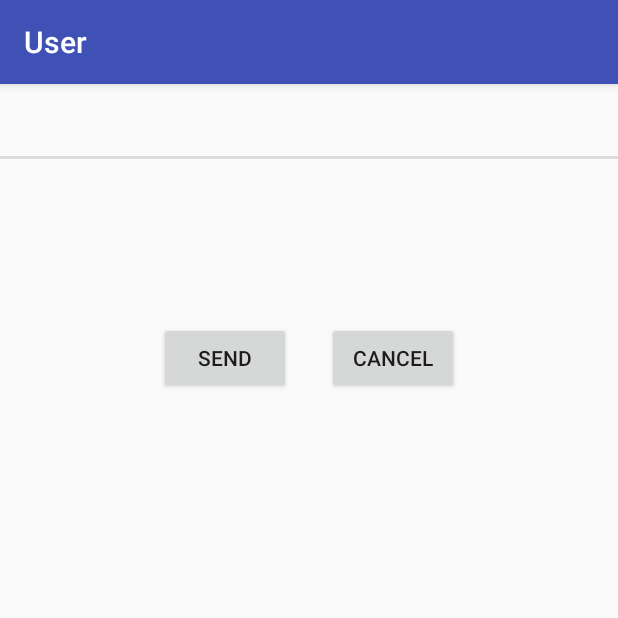
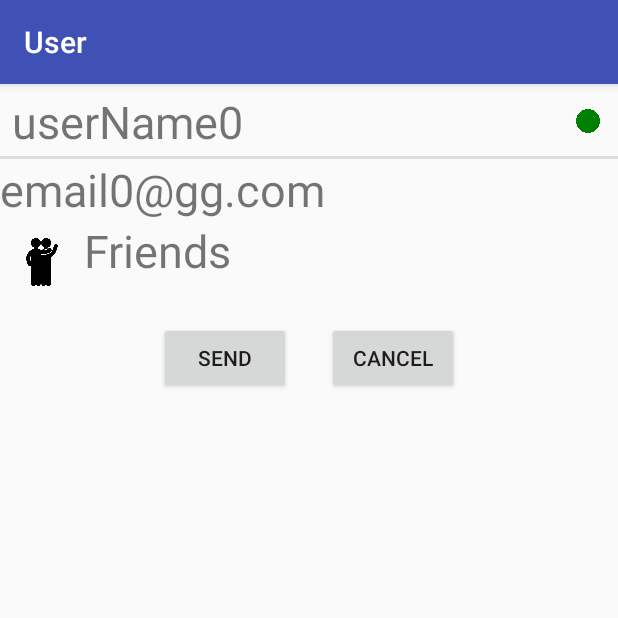
Before and after one commit to qbikkx/KeepSolidOne, an Android app: the UserActivity screen opened directly, with no data from a screen before it, on a phone screen of 412 x 824 dp, the top half of it. Run offline under Robolectric (Android 15) with nearby library versions, the phone set to English and light mode, and no system bars; 1 statement that could not run was skipped.

Commit message:
Допилил ViewPager для второй активити

```diff
--- a/app/src/main/java/dev/qbikkx/keepsolidone/activities/UserActivity.java
+++ b/app/src/main/java/dev/qbikkx/keepsolidone/activities/UserActivity.java
@@ -1,20 +1,20 @@
 package dev.qbikkx.keepsolidone.activities;
 
+import android.content.Context;
 import android.content.Intent;
-import android.net.Uri;
 import android.os.Bundle;
 import android.os.ParcelUuid;
+import android.support.v4.view.PagerAdapter;
+import android.support.v4.view.ViewPager;
 import android.support.v7.app.AppCompatActivity;
-import android.view.View;
-import android.widget.Button;
-import android.widget.ImageView;
-import android.widget.TextView;
+
+import java.util.List;
+import java.util.UUID;
 
 import dev.qbikkx.keepsolidone.R;
-import dev.qbikkx.keepsolidone.fragments.UsersListFragment;
+import dev.qbikkx.keepsolidone.adapters.UserPagerAdapter;
 import dev.qbikkx.keepsolidone.models.User;
 import dev.qbikkx.keepsolidone.models.UsersDataBase;
-import dev.qbikkx.keepsolidone.utils.EmailUtils;
 
 /**
  * Activity which call the external Email Sender Activity
@@ -22,98 +22,45 @@ import dev.qbikkx.keepsolidone.utils.EmailUtils;
  * @author <a href="mailto:qbikkx@gmail.com">qbikkx</a>
  */
 public class UserActivity extends AppCompatActivity {
+    public static final String EXTRA_USER_ID = "dev.qbikkx.keepsolidone.activities.UserActivity.userId";
 
-    private User mUser;
+    private ViewPager mPager;
+    private PagerAdapter mAdapter;
+    private List<User> mUsersList;
 
-    private TextView mUserNameTextView;
-    private TextView mEmailTextView;
-    private ImageView mIsOnlineImageView;
-    private ImageView mCategoryImageView;
-    private TextView mCategoryTextView;
+    /**
+     * Четко определяем интент который может стартовать эту активити
+     * @param ctx - запускающая компонента
+     * @param userId - id отображаемого пользователя
+     */
+    public static Intent newIntent(Context ctx, UUID userId) {
+        Intent intent = new Intent(ctx, UserActivity.class);
+        intent.putExtra(EXTRA_USER_ID, new ParcelUuid(userId));
+        return intent;
+    }
 
     @Override
-    protected void onCreate(Bundle savedInstanceState) {
+    public void onCreate(Bundle savedInstanceState) {
         super.onCreate(savedInstanceState);
-        overridePendingTransition(R.anim.enter_from_right, R.anim.exit_to_left);
         setContentView(R.layout.activity_user);
-        initUserFromIntent();
-        if (isUserValid()) {
-            initUI();
-            updateUI();
-        }
-    }
 
-    private void initUserFromIntent() {
+        mPager = (ViewPager) findViewById(R.id.vp_user_pager);
+        mUsersList = UsersDataBase.getInstance().getUsersList();
+        mAdapter = new UserPagerAdapter(getSupportFragmentManager(), mUsersList);
+        mPager.setAdapter(mAdapter);
+
         Intent intent = getIntent();
         if (intent != null) {
-            ParcelUuid parcelUuid = intent.getParcelableExtra(UsersListFragment.EXTRA_SELECTED_ID);
-            if (parcelUuid != null) {
-                mUser = UsersDataBase.getInstance().getUser(parcelUuid.getUuid());
+            UUID userId = ((ParcelUuid) getIntent().getParcelableExtra(EXTRA_USER_ID)).getUuid();
+            for (int i = 0; i < mUsersList.size(); i++) {
+                if (mUsersList.get(i).getId().equals(userId)) {
+                    mPager.setCurrentItem(i);
+                    break;
+                }
             }
         }
     }
 
-    private boolean isUserValid() {
-        return mUser != null;
-    }
-
-    private void initUI() {
-        mUserNameTextView = (TextView) findViewById(R.id.tv_sender_user_name);
-        mEmailTextView = (TextView) findViewById(R.id.tv_sender_email);
-        mIsOnlineImageView = (ImageView) findViewById(R.id.iv_sender_is_online);
-        mCategoryImageView = (ImageView) findViewById(R.id.iv_sender_category);
-        mCategoryTextView = (TextView) findViewById(R.id.tv_sender_category);
-
-        Button confirmBtn = (Button) findViewById(R.id.btn_confirm);
-        confirmBtn.setOnClickListener(new View.OnClickListener() {
-            @Override
-            public void onClick(View v) {
-                sendEmail();
-            }
-        });
-
-        Button cancelBtn = (Button) findViewById(R.id.btn_cancel);
-        cancelBtn.setOnClickListener(new View.OnClickListener() {
-            @Override
-            public void onClick(View v) {
-                finishWithResult(RESULT_CANCELED);
-            }
-        });
-    }
-
-    private void updateUI() {
-        mUserNameTextView.setText(mUser.getUserName());
-        mEmailTextView.setText(mUser.getUserAddress());
-        if (mUser.isOnline()) {
-            mIsOnlineImageView.setImageDrawable(getDrawable(R.drawable.online));
-        } else {
-            mIsOnlineImageView.setImageDrawable(getDrawable(R.drawable.offline));
-        }
-        User.Category category = mUser.getCategory();
-        mCategoryImageView.setImageDrawable(getDrawable(category.getDrawableResourceId()));
-        mCategoryTextView.setText(category.getStringResourceId());
-    }
-
-
-    private void sendEmail() {
-        CharSequence email = mEmailTextView.getText();
-        if (email != null && EmailUtils.isValidEmail(email)) {
-            Intent sendIntent = new Intent(Intent.ACTION_SENDTO, Uri.fromParts("mailto", email.toString(), null));
-            sendIntent.putExtra(Intent.EXTRA_SUBJECT, getResources().getString(R.string.mail_subject));
-            sendIntent.putExtra(Intent.EXTRA_TEXT, getResources().getString(R.string.mail_body));
-            startActivity(Intent.createChooser(sendIntent, getResources().getString(R.string.send_email_msg)));
-            finishWithResult(RESULT_OK);
-        }
-    }
-
-    private void finishWithResult(int resultCode) {
-        setResult(resultCode);
-        finish();
-    }
-
-    /**
-     * finish with custom animation
-     */
     @Override
     public void finish() {
         super.finish();
--- /dev/null
+++ b/app/src/main/java/dev/qbikkx/keepsolidone/adapters/UserPagerAdapter.java
@@ -0,0 +1,33 @@
+package dev.qbikkx.keepsolidone.adapters;
+
+import android.support.v4.app.Fragment;
+import android.support.v4.app.FragmentManager;
+import android.support.v4.app.FragmentStatePagerAdapter;
+
+import java.util.List;
+
+import dev.qbikkx.keepsolidone.fragments.UserFragment;
+import dev.qbikkx.keepsolidone.models.User;
+
+/**
+ * @author <a href="mailto:qbikkx@gmail.com">qbikkx</a>
+ */
+public class UserPagerAdapter extends FragmentStatePagerAdapter {
+    private List<User> mUsersList;
+
+    public UserPagerAdapter(FragmentManager fm, List<User> userList) {
+        super(fm);
+        mUsersList = userList;
+    }
+
+    @Override
+    public Fragment getItem(int position) {
+        User user = mUsersList.get(position);
+        return UserFragment.newInstance(user.getId());
+    }
+
+    @Override
+    public int getCount() {
+        return mUsersList.size();
+    }
+}
--- a/app/src/main/java/dev/qbikkx/keepsolidone/recycler/UsersListAdapter.java
+++ b/app/src/main/java/dev/qbikkx/keepsolidone/adapters/UsersListAdapter.java
@@ -1,4 +1,4 @@
-package dev.qbikkx.keepsolidone.recycler;
+package dev.qbikkx.keepsolidone.adapters;
 
 import android.support.v7.widget.RecyclerView;
 import android.view.LayoutInflater;
@@ -8,6 +8,8 @@ import java.util.ArrayList;
 import java.util.List;
 
 import dev.qbikkx.keepsolidone.models.User;
+import dev.qbikkx.keepsolidone.recycler.OnUserItemClickListener;
+import dev.qbikkx.keepsolidone.recycler.UserHolder;
 
 /**
  * @author <a href="mailto:qbikkx@gmail.com">qbikkx</a>
@@ -15,7 +17,7 @@ import dev.qbikkx.keepsolidone.models.User;
 
 public class UsersListAdapter extends RecyclerView.Adapter<UserHolder> {
 
-    List<User> mUsersList = new ArrayList<>();
+    private List<User> mUsersList = new ArrayList<>();
 
     private OnUserItemClickListener mOnUserItemClickListener;
 
--- a/app/src/main/java/dev/qbikkx/keepsolidone/dialogs/CancelDialog.java
+++ b/app/src/main/java/dev/qbikkx/keepsolidone/dialogs/CancelDialog.java
@@ -17,6 +17,7 @@ import dev.qbikkx.keepsolidone.R;
  */
 public class CancelDialog extends DialogFragment {
     public final static String TAG = "CancelDialog";
+
     @NonNull
     @Override
     public Dialog onCreateDialog(Bundle savedInstanceState) {
@@ -31,7 +32,10 @@ public class CancelDialog extends DialogFragment {
             }
         });
         builder.requestWindowFeature(Window.FEATURE_NO_TITLE);
-        builder.getWindow().setBackgroundDrawable(new ColorDrawable(android.graphics.Color.TRANSPARENT));
+        Window window = builder.getWindow();
+        if (window != null) {
+            window.setBackgroundDrawable(new ColorDrawable(android.graphics.Color.TRANSPARENT));
+        }
         builder.setContentView(rootView);
         return builder;
     }
--- a/app/src/main/java/dev/qbikkx/keepsolidone/dialogs/OkDialog.java
+++ b/app/src/main/java/dev/qbikkx/keepsolidone/dialogs/OkDialog.java
@@ -18,6 +18,7 @@ import dev.qbikkx.keepsolidone.R;
 
 public class OkDialog extends DialogFragment {
     public final static String TAG = "OkDialog";
+
     @NonNull
     @Override
     public Dialog onCreateDialog(Bundle savedInstanceState) {
@@ -32,7 +33,10 @@ public class OkDialog extends DialogFragment {
             }
         });
         builder.requestWindowFeature(Window.FEATURE_NO_TITLE);
-        builder.getWindow().setBackgroundDrawable(new ColorDrawable(android.graphics.Color.TRANSPARENT));
+        Window window = builder.getWindow();
+        if (window != null) {
+            window.setBackgroundDrawable(new ColorDrawable(android.graphics.Color.TRANSPARENT));
+        }
         builder.setContentView(rootView);
         return builder;
     }
--- /dev/null
+++ b/app/src/main/java/dev/qbikkx/keepsolidone/fragments/UserFragment.java
@@ -0,0 +1,125 @@
+package dev.qbikkx.keepsolidone.fragments;
+
+import android.app.Activity;
+import android.content.Intent;
+import android.net.Uri;
+import android.os.Bundle;
+import android.os.ParcelUuid;
+import android.support.annotation.Nullable;
+import android.support.v4.app.Fragment;
+import android.view.LayoutInflater;
+import android.view.View;
+import android.view.ViewGroup;
+import android.widget.Button;
+import android.widget.ImageView;
+import android.widget.TextView;
+
+import java.util.UUID;
+
+import dev.qbikkx.keepsolidone.R;
+import dev.qbikkx.keepsolidone.models.User;
+import dev.qbikkx.keepsolidone.models.UsersDataBase;
+import dev.qbikkx.keepsolidone.utils.EmailUtils;
+
+/**
+ * @author <a href="mailto:qbikkx@gmail.com">qbikkx</a>
+ */
+public class UserFragment extends Fragment {
+    private final static String EXTRA_USER_ID = "dev.qbikkx.keepsolidone.fragments.UserFragment.userId";
+
+    private User mUser;
+
+    private TextView mUserNameTextView;
+    private TextView mEmailTextView;
+    private ImageView mIsOnlineImageView;
+    private ImageView mCategoryImageView;
+    private TextView mCategoryTextView;
+
+    public static UserFragment newInstance(UUID id) {
+        Bundle bundle = new Bundle();
+        bundle.putParcelable(EXTRA_USER_ID, new ParcelUuid(id));
+        UserFragment fragment = new UserFragment();
+        fragment.setArguments(bundle);
+        return fragment;
+    }
+
+    @Nullable
+    @Override
+    public View onCreateView(LayoutInflater inflater, @Nullable ViewGroup container, @Nullable Bundle savedInstanceState) {
+        View rootView = inflater.inflate(R.layout.fragment_user, container, false);
+        initUserFromArguments();
+        if (isUserValid()) {
+            initUI(rootView);
+            updateUI();
+        }
+        return rootView;
+    }
+
+    private void initUserFromArguments() {
+        Bundle args = getArguments();
+        if (args != null) {
+            ParcelUuid parcelUuid = args.getParcelable(EXTRA_USER_ID);
+            if (parcelUuid != null) {
+                mUser = UsersDataBase.getInstance().getUser(parcelUuid.getUuid());
+            }
+        }
+    }
+
+    private boolean isUserValid() {
+        return mUser != null;
+    }
+
+    private void initUI(View rootView) {
+        mUserNameTextView = (TextView) rootView.findViewById(R.id.tv_sender_user_name);
+        mEmailTextView = (TextView) rootView.findViewById(R.id.tv_sender_email);
+        mIsOnlineImageView = (ImageView) rootView.findViewById(R.id.iv_sender_is_online);
+        mCategoryImageView = (ImageView) rootView.findViewById(R.id.iv_sender_category);
+        mCategoryTextView = (TextView) rootView.findViewById(R.id.tv_sender_category);
+
+        Button confirmBtn = (Button) rootView.findViewById(R.id.btn_confirm);
+        confirmBtn.setOnClickListener(new View.OnClickListener() {
+            @Override
+            public void onClick(View v) {
+                sendEmail();
+            }
+        });
+
+        Button cancelBtn = (Button) rootView.findViewById(R.id.btn_cancel);
+        cancelBtn.setOnClickListener(new View.OnClickListener() {
+            @Override
+            public void onClick(View v) {
+                finishWithResult(Activity.RESULT_CANCELED);
+            }
+        });
+    }
+
+    private void updateUI() {
+        mUserNameTextView.setText(mUser.getUserName());
+        mEmailTextView.setText(mUser.getUserAddress());
+        if (mUser.isOnline()) {
+            mIsOnlineImageView.setImageDrawable(getActivity().getDrawable(R.drawable.online));
+        } else {
+            mIsOnlineImageView.setImageDrawable(getActivity().getDrawable(R.drawable.offline));
+        }
+        User.Category category = mUser.getCategory();
+        mCategoryImageView.setImageDrawable(getActivity().getDrawable(category.getDrawableResourceId()));
+        mCategoryTextView.setText(category.getStringResourceId());
+    }
+
+
+    private void sendEmail() {
+        CharSequence email = mEmailTextView.getText();
+        if (email != null && EmailUtils.isValidEmail(email)) {
+            Intent sendIntent = new Intent(Intent.ACTION_SENDTO, Uri.fromParts("mailto", email.toString(), null));
+            sendIntent.putExtra(Intent.EXTRA_SUBJECT, getResources().getString(R.string.mail_subject));
+            sendIntent.putExtra(Intent.EXTRA_TEXT, getResources().getString(R.string.mail_body));
+            startActivity(Intent.createChooser(sendIntent, getResources().getString(R.string.send_email_msg)));
+            finishWithResult(Activity.RESULT_OK);
+        }
+    }
+
+    private void finishWithResult(int resultCode) {
+        getActivity().setResult(resultCode);
+        getActivity().finish();
+    }
+}
--- a/app/src/main/java/dev/qbikkx/keepsolidone/models/UsersDataBase.java
+++ b/app/src/main/java/dev/qbikkx/keepsolidone/models/UsersDataBase.java
@@ -10,7 +10,6 @@ import java.util.UUID;
  *
  * @author <a href="mailto:qbikkx@gmail.com">qbikkx</a>
  */
-
 public class UsersDataBase {
     private static UsersDataBase instance;
 
--- a/app/src/main/res/layout/activity_user.xml
+++ b/app/src/main/res/layout/activity_user.xml
@@ -1,73 +1,15 @@
 <?xml version="1.0" encoding="utf-8"?>
-<RelativeLayout xmlns:tools="http://schemas.android.com/tools"
-    xmlns:android="http://schemas.android.com/apk/res/android"
+<RelativeLayout
+xmlns:tools="http://schemas.android.com/tools"
+xmlns:android="http://schemas.android.com/apk/res/android"
+tools:context="dev.qbikkx.keepsolidone.activities.UserActivity"
+android:layout_width="match_parent"
+android:layout_height="match_parent">
+
+<android.support.v4.view.ViewPager
+    android:id="@+id/vp_user_pager"
     android:layout_width="match_parent"
-    android:layout_height="match_parent"
-    tools:context="dev.qbikkx.keepsolidone.activities.UserActivity">
+    android:layout_height="match_parent">
+</android.support.v4.view.ViewPager>
 
-    <RelativeLayout
-        android:id="@+id/rl_user_name"
-        android:layout_width="match_parent"
-        android:layout_height="50dp"
-        style="?android:listSeparatorTextViewStyle">
-    <TextView
-        android:id="@+id/tv_sender_user_name"
-        android:textSize="@dimen/default_text_size"
-        android:layout_width="match_parent"
-        android:layout_alignParentTop="true"
-        android:layout_alignParentStart="true"
-        android:layout_height="wrap_content" />
-    <ImageView
-        android:id="@+id/iv_sender_is_online"
-        android:layout_alignParentTop="true"
-        android:layout_alignParentEnd="true"
-        android:layout_width="16dp"
-        android:layout_height="16dp"
-        android:layout_margin="@dimen/btn_margin"/>
-    </RelativeLayout>
-    <TextView
-        android:id="@+id/tv_sender_email"
-        android:textSize="@dimen/default_text_size"
-        android:layout_alignParentStart="true"
-        android:layout_below="@+id/rl_user_name"
-        android:layout_width="match_parent"
-        android:layout_height="wrap_content"
-        />
-
-    <ImageView
-        android:id="@+id/iv_sender_category"
-        android:layout_alignParentStart="true"
-        android:layout_below="@+id/tv_sender_email"
-        android:layout_width="32dp"
-        android:layout_height="32dp"
-        android:layout_margin="@dimen/btn_margin"/>
-    <TextView
-        android:id="@+id/tv_sender_category"
-        android:textSize="@dimen/default_text_size"
-        android:layout_toEndOf="@id/iv_sender_category"
-        android:layout_below="@+id/tv_sender_email"
-        android:layout_width="wrap_content"
-        android:layout_height="wrap_content"
-        android:layout_centerVertical="true"/>
-
-    <RelativeLayout
-        android:layout_width="wrap_content"
-        android:layout_height="wrap_content"
-        android:layout_centerHorizontal="true"
-        android:layout_below="@+id/iv_sender_category">
-        <Button
-            android:id="@+id/btn_confirm"
-            android:text="@string/btn_send"
-            android:layout_width="wrap_content"
-            android:layout_height="wrap_content"
-            android:layout_margin="@dimen/btn_margin"
-            />
-        <Button
-            android:id="@+id/btn_cancel"
-            android:text="@string/btn_cancel"
-            android:layout_toEndOf="@+id/btn_confirm"
-            android:layout_width="wrap_content"
-            android:layout_height="wrap_content"
-            android:layout_margin="@dimen/btn_margin"/>
-    </RelativeLayout>
 </RelativeLayout>
--- /dev/null
+++ b/app/src/main/res/layout/fragment_user.xml
@@ -0,0 +1,75 @@
+<?xml version="1.0" encoding="utf-8"?>
+<RelativeLayout xmlns:tools="http://schemas.android.com/tools"
+    xmlns:android="http://schemas.android.com/apk/res/android"
+    android:layout_width="match_parent"
+    android:layout_height="match_parent"
+    tools:context="dev.qbikkx.keepsolidone.fragments.UserFragment">
+
+    <RelativeLayout
+        android:id="@+id/rl_user_name"
+        android:layout_width="match_parent"
+        android:layout_height="50dp"
+        style="?android:listSeparatorTextViewStyle">
+    <TextView
+        android:id="@+id/tv_sender_user_name"
+        android:textSize="@dimen/default_text_size"
+        android:layout_width="match_parent"
+        android:layout_alignParentTop="true"
+        android:layout_alignParentStart="true"
+        android:layout_height="wrap_content" />
+    <ImageView
+        android:id="@+id/iv_sender_is_online"
+        android:layout_alignParentTop="true"
+        android:layout_alignParentEnd="true"
+        android:layout_width="16dp"
+        android:layout_height="16dp"
+        android:layout_margin="@dimen/btn_margin"
+        android:contentDescription="@string/iv_is_online" />
+    </RelativeLayout>
+    <TextView
+        android:id="@+id/tv_sender_email"
+        android:textSize="@dimen/default_text_size"
+        android:layout_alignParentStart="true"
+        android:layout_below="@+id/rl_user_name"
+        android:layout_width="match_parent"
+        android:layout_height="wrap_content"
+        />
+
+    <ImageView
+        android:id="@+id/iv_sender_category"
+        android:layout_alignParentStart="true"
+        android:layout_below="@+id/tv_sender_email"
+        android:layout_width="32dp"
+        android:layout_height="32dp"
+        android:layout_margin="@dimen/btn_margin"
+        android:contentDescription="@string/iv_user_caterogy" />
+    <TextView
+        android:id="@+id/tv_sender_category"
+        android:textSize="@dimen/default_text_size"
+        android:layout_toEndOf="@id/iv_sender_category"
+        android:layout_below="@+id/tv_sender_email"
+        android:layout_width="wrap_content"
+        android:layout_height="wrap_content"
+        android:layout_centerVertical="true"/>
+
+    <RelativeLayout
+        android:layout_width="wrap_content"
+        android:layout_height="wrap_content"
+        android:layout_centerHorizontal="true"
+        android:layout_below="@+id/iv_sender_category">
+        <Button
+            android:id="@+id/btn_confirm"
+            android:text="@string/btn_send"
+            android:layout_width="wrap_content"
+            android:layout_height="wrap_content"
+            android:layout_margin="@dimen/btn_margin"
+            />
+        <Button
+            android:id="@+id/btn_cancel"
+            android:text="@string/btn_cancel"
+            android:layout_toEndOf="@+id/btn_confirm"
+            android:layout_width="wrap_content"
+            android:layout_height="wrap_content"
+            android:layout_margin="@dimen/btn_margin"/>
+    </RelativeLayout>
+</RelativeLayout>
```
Also changed, not shown: app/src/main/java/dev/qbikkx/keepsolidone/fragments/UsersListFragment.java (+6 -9 lines), app/src/main/java/dev/qbikkx/keepsolidone/utils/Constants.java (deleted, +0 -13 lines).
